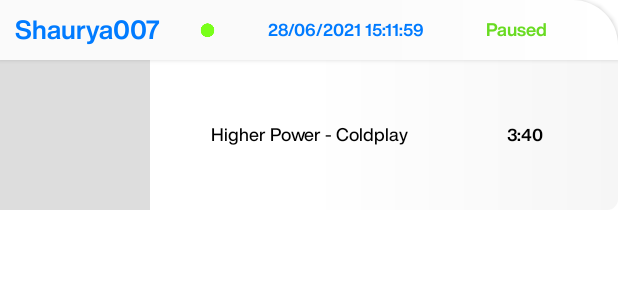
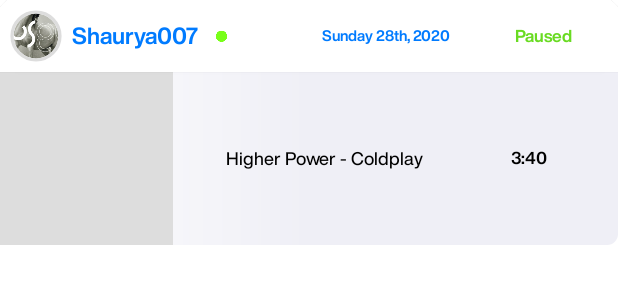
Before and after one commit to arpitmx/Sigmo-Android, an Android app: the layout list_item.xml on its own in the app's theme, with its tools: preview values and no code run, on a phone screen of 412 x 824 dp. Shown: the top 300 px of the screen. Run offline under Robolectric (Android 15) with nearby library versions, the phone set to English and light mode, and no system bars.

Commit message:
Replaced listview to Recycler view and added datetime in the model

```diff
--- a/app/build.gradle
+++ b/app/build.gradle
@@ -29,6 +29,7 @@ android {
 }
 
 dependencies {
+    implementation 'de.hdodenhof:circleimageview:3.1.0'
 
     implementation 'androidx.appcompat:appcompat:1.3.0'
     implementation 'com.google.android.material:material:1.3.0'
--- a/app/src/main/res/drawable/borders.xml
+++ b/app/src/main/res/drawable/borders.xml
@@ -5,13 +5,13 @@
         <shape
             android:shape="rectangle">
 
-            <corners android:topLeftRadius="0dp"
-                android:topRightRadius="30dp"/>
-            <gradient android:startColor="#FAFAFA"
-                android:centerColor="#FAFAFA"
+            <corners android:topLeftRadius="8dp"
+                android:topRightRadius="8dp"/>
+            <gradient android:startColor="#FFFFFF"
+                android:centerColor="#FFFFFF"
                 android:gradientRadius="3dp"
-                android:endColor="#fff"
-                android:angle="0"
+                android:endColor="#FFFFFF"
+                android:angle="-90"
                 />
 
         </shape>
--- a/app/src/main/res/drawable/borders_post.xml
+++ b/app/src/main/res/drawable/borders_post.xml
@@ -10,8 +10,8 @@
                 android:bottomRightRadius="7dp"/>
 
             <gradient android:startColor="#FFF"
-                android:centerColor="#FFFFFF"
-                android:endColor="#F6F6F6"
+                android:centerColor="#EFEFF6"
+                android:endColor="#EFEFF6"
                 android:angle="0"
                 />
 
--- a/app/src/main/res/layout/activity_status.xml
+++ b/app/src/main/res/layout/activity_status.xml
@@ -41,7 +41,7 @@
     </com.facebook.shimmer.ShimmerFrameLayout>
 
 
-    <ListView
+    <androidx.recyclerview.widget.RecyclerView
         android:id="@+id/listview"
         android:layout_width="match_parent"
         android:layout_height="match_parent"
@@ -54,5 +54,5 @@
         app:layout_constraintTop_toTopOf="parent"
         app:layout_constraintVertical_bias="0.265">
 
-    </ListView>
+    </androidx.recyclerview.widget.RecyclerView>
 </androidx.constraintlayout.widget.ConstraintLayout>
--- a/app/src/main/res/layout/list_item.xml
+++ b/app/src/main/res/layout/list_item.xml
@@ -6,7 +6,6 @@
     android:layout_width="match_parent"
     android:layout_height="wrap_content"
     android:orientation="vertical"
-
 
     >
 
@@ -22,19 +21,34 @@
 
         <LinearLayout
             android:layout_width="match_parent"
-            android:layout_height="40dp"
+            android:layout_height="48dp"
+            android:background="@drawable/borders"
+            android:elevation="2dp"
             android:orientation="horizontal"
             android:weightSum="10"
-            android:elevation="2dp"
-            android:background="@drawable/borders"
 
             >
 
-            <androidx.constraintlayout.widget.ConstraintLayout
-                android:layout_width="wrap_content"
+            <de.hdodenhof.circleimageview.CircleImageView
+                android:id="@+id/profile_image"
+                android:layout_width="0dp"
                 android:layout_height="match_parent"
+                android:layout_marginStart="10dp"
+                android:layout_weight="0.7"
+                android:padding="3dp"
+                android:scaleX="1.6"
+                android:scaleY="1.6"
+                android:outlineAmbientShadowColor="@color/s_grey"
+                android:src="@drawable/poster"
+                app:civ_border_color="@color/s_grey"
+                app:civ_border_width="1.2dp" />
 
-                >
+
+            <LinearLayout
+                android:layout_width="0dp"
+                android:layout_height="match_parent"
+                android:layout_weight="3.7"
+                android:orientation="horizontal">
 
                 <TextView
                     android:id="@+id/username"
@@ -44,28 +58,18 @@
                     android:gravity="center_vertical"
                     android:minHeight="?android:attr/listPreferredItemHeightSmall"
                     android:paddingStart="10dp"
-                    android:paddingEnd="?android:attr/listPreferredItemPaddingEnd"
                     android:text="Shaurya007"
-                    android:textStyle="normal"
-
                     android:textAppearance="?android:attr/textAppearanceListItemSmall"
                     android:textColor="@color/s_blue"
-                    android:textSize="17sp"
-                    app:layout_constraintBottom_toBottomOf="parent"
-                    app:layout_constraintEnd_toEndOf="parent"
-                    app:layout_constraintHorizontal_bias="0.0"
-                    app:layout_constraintStart_toStartOf="parent"
-                    app:layout_constraintTop_toTopOf="parent"
-                    app:layout_constraintVertical_bias="0.0">
-
-                </TextView>
+                    android:textSize="15sp"
+                    android:textStyle="normal" />
 
                 <ImageView
                     android:id="@+id/online_status"
                     android:layout_width="30dp"
-                    android:layout_height="0dp"
+                    android:layout_height="match_parent"
                     android:layout_gravity="end"
-                    android:padding="4dp"
+                    android:padding="6dp"
                     android:scaleType="centerInside"
                     android:scaleX="0.5"
                     android:scaleY="0.5"
@@ -80,46 +84,44 @@
                 </ImageView>
 
 
-            </androidx.constraintlayout.widget.ConstraintLayout>
-            <TextView
-                android:id="@+id/last_active"
-                android:layout_width="0dp"
-                android:layout_weight="6"
-                android:layout_height="match_parent"
-                android:fontFamily="@font/hb"
-                android:foregroundTint="@color/purple_200"
-                android:textColor="@color/s_blue"
-                android:textSize="11sp"
-
-                android:gravity="center"
-                android:minHeight="?android:attr/listPreferredItemHeightSmall"
-                android:paddingStart="?android:attr/listPreferredItemPaddingStart"
-                android:paddingEnd="?android:attr/listPreferredItemPaddingEnd"
-                android:text="28/06/2021 15:11:59"
-                android:textAppearance="?android:attr/textAppearanceListItemSmall" />
+            </LinearLayout>
 
 
 
 
             <TextView
-                android:id="@+id/isPlayingg"
+                android:id="@+id/last_active"
                 android:layout_width="0dp"
-                android:layout_weight="3"
-
                 android:layout_height="match_parent"
                 android:fontFamily="@font/hb"
                 android:foregroundTint="@color/purple_200"
-                android:textColor="@color/s_green"
-                android:textSize="12sp"
+                android:gravity="center"
+                android:layout_weight="3.5"
+                android:minHeight="?android:attr/listPreferredItemHeightSmall"
+
+                android:paddingStart="?android:attr/listPreferredItemPaddingStart"
+                android:paddingEnd="?android:attr/listPreferredItemPaddingEnd"
+                android:text="Sunday 28th, 2020"
+                android:textAppearance="?android:attr/textAppearanceListItemSmall"
+                android:textColor="@color/s_blue"
+                android:textSize="10sp" />
+
+
+            <TextView
+                android:id="@+id/isPlayingg"
+                android:layout_width="0dp"
+                android:layout_height="match_parent"
+                android:layout_weight="2"
+                android:fontFamily="@font/hb"
+                android:foregroundTint="@color/purple_200"
                 android:gravity="center_vertical"
                 android:minHeight="?android:attr/listPreferredItemHeightSmall"
                 android:paddingStart="?android:attr/listPreferredItemPaddingStart"
                 android:paddingEnd="?android:attr/listPreferredItemPaddingEnd"
                 android:text="Paused"
-                android:textAppearance="?android:attr/textAppearanceListItemSmall" />
-
-
-
+                android:textAppearance="?android:attr/textAppearanceListItemSmall"
+                android:textColor="@color/s_green"
+                android:textSize="11sp" />
 
 
         </LinearLayout>
@@ -131,7 +133,7 @@
             <LinearLayout
                 android:id="@+id/linearLayout"
                 android:layout_width="match_parent"
-                android:layout_height="100dp"
+                android:layout_height="115dp"
                 android:background="@drawable/borders_post"
                 android:orientation="horizontal"
                 android:clickable="true"
@@ -152,11 +154,11 @@
 
                     <ImageView
                         android:id="@+id/artwork"
-                        android:layout_width="100dp"
+                        android:layout_width="115dp"
                         android:layout_height="match_parent"
                         android:layout_gravity="center_vertical"
                         android:background="@color/s_grey"
-                        android:elevation="10dp"
+                        android:elevation="15dp"
                         android:scaleType="fitCenter"
                         android:scaleX="1"
                         android:scaleY="1"
@@ -210,7 +212,6 @@
                     android:layout_width="20dp"
                     android:layout_height="match_parent"
                     android:layout_gravity="end"
-                    android:background="@color/black"
                     android:scaleType="centerCrop"
                     android:elevation="5dp"
                     android:scaleX="1"
```
Also changed, not shown: app/src/main/java/com/bitpolarity/spotifytestapp/CustomAdapter.java (deleted, +0 -99 lines), app/src/main/java/com/bitpolarity/spotifytestapp/StatusActivity.java (+44 -12 lines), app/src/main/java/com/bitpolarity/spotifytestapp/TempDataHolder.java (+11 -2 lines), app/src/main/java/com/bitpolarity/spotifytestapp/UserListAdapter.java (added, +199 -0 lines), app/src/main/java/com/bitpolarity/spotifytestapp/UserListModel.java (added, +64 -0 lines), app/src/main/res/drawable/profile_pic_outline_circle.xml (added, +12 -0 lines).
